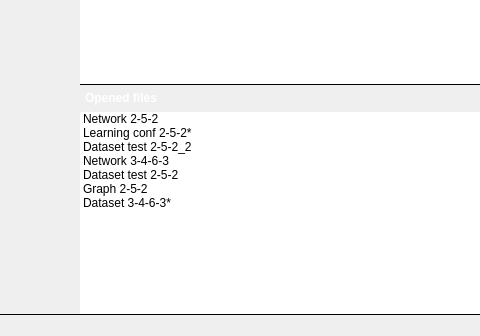
This is ApplicationUi/MainWindow.ui in kacerpetr/NNCreator as Qt 5 draws it before an edit; both pictures show x 0 to 480 and y 281 to 617 of the 855 by 617 pixel window. The edited form follows.
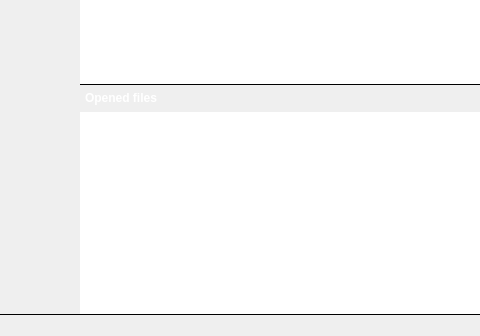
This is the edited form. Icons and pictures are not drawn.

What changed in the file:
```diff
--- a/ApplicationUi/MainWindow.ui
+++ b/ApplicationUi/MainWindow.ui
@@ -873,69 +873,6 @@
               <property name="frameShape">
                <enum>QFrame::NoFrame</enum>
               </property>
-              <item>
-               <property name="text">
-                <string>Network 2-5-2</string>
-               </property>
-               <property name="icon">
-                <iconset resource="../styles.qrc">
-                 <normaloff>:/topologyIcon32</normaloff>:/topologyIcon32</iconset>
-               </property>
-              </item>
-              <item>
-               <property name="text">
-                <string>Learning conf 2-5-2*</string>
-               </property>
-               <property name="icon">
-                <iconset resource="../styles.qrc">
-                 <normaloff>:/learningIcon32</normaloff>:/learningIcon32</iconset>
-               </property>
-              </item>
-              <item>
-               <property name="text">
-                <string>Dataset test 2-5-2_2</string>
-               </property>
-               <property name="icon">
-                <iconset resource="../styles.qrc">
-                 <normaloff>:/datasetTestIcon32</normaloff>:/datasetTestIcon32</iconset>
-               </property>
-              </item>
-              <item>
-               <property name="text">
-                <string>Network 3-4-6-3</string>
-               </property>
-               <property name="icon">
-                <iconset resource="../styles.qrc">
-                 <normaloff>:/topologyIcon32</normaloff>:/topologyIcon32</iconset>
-               </property>
-              </item>
-              <item>
-               <property name="text">
-                <string>Dataset test 2-5-2</string>
-               </property>
-               <property name="icon">
-                <iconset resource="../styles.qrc">
-                 <normaloff>:/datasetTestIcon32</normaloff>:/datasetTestIcon32</iconset>
-               </property>
-              </item>
-              <item>
-               <property name="text">
-                <string>Graph 2-5-2</string>
-               </property>
-               <property name="icon">
-                <iconset resource="../styles.qrc">
-                 <normaloff>:/testingIcon32</normaloff>:/testingIcon32</iconset>
-               </property>
-              </item>
-              <item>
-               <property name="text">
-                <string>Dataset 3-4-6-3*</string>
-               </property>
-               <property name="icon">
-                <iconset resource="../styles.qrc">
-                 <normaloff>:/datasetIcon32</normaloff>:/datasetIcon32</iconset>
-               </property>
-              </item>
              </widget>
             </item>
            </layout>
```
Left out of the diff: 10 changed lines with no effect on the pictures.
